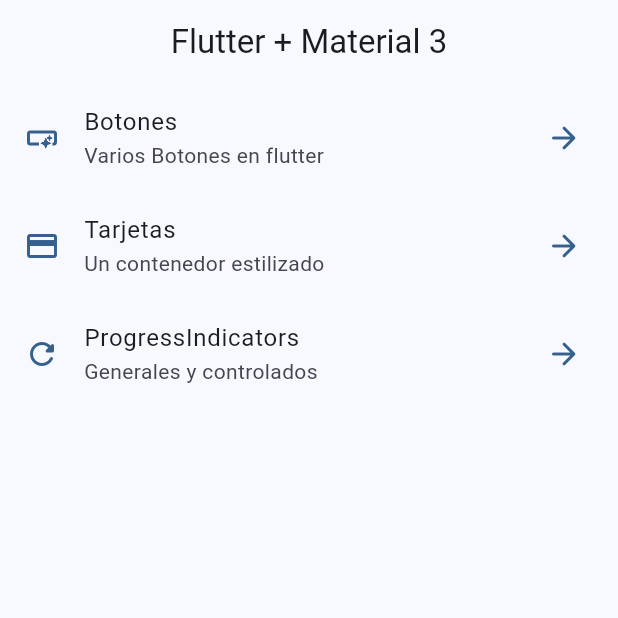
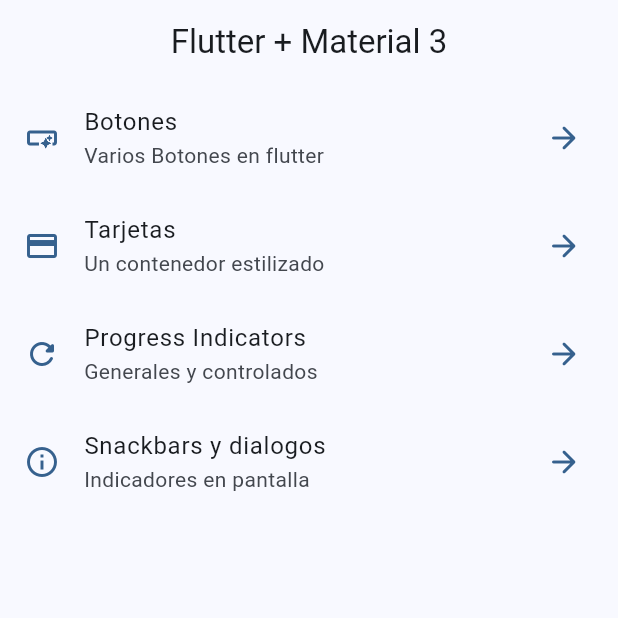
Before and after one commit to oscar1098/flutter_wigets_app, a Flutter app: the screen it shows after launch, on a phone screen of 412 x 824 dp, the top half of it. Run offline on Flutter 3.47's test engine with Material 2 defaults, Android fonts, the phone set to English and light mode, and no system bars; our stand-ins replace go_router.

Commit message:
sanckbars dialogs terminado

```diff
--- a/lib/config/menu/menu_item.dart
+++ b/lib/config/menu/menu_item.dart
@@ -29,9 +29,15 @@ const appMenuItems = <MenuItem> [
     icon: Icons.credit_card
   ),
   MenuItem(
-    title: 'ProgressIndicators',
+    title: 'Progress Indicators',
     subtitle: 'Generales y controlados',
     link: '/progress',
     icon: Icons.refresh_rounded
   ),
+  MenuItem(
+    title: 'Snackbars y dialogos',
+    subtitle: 'Indicadores en pantalla',
+    link: '/sanckbars',
+    icon: Icons.info_outline
+  ),
 ];
--- a/lib/config/router/app_router.dart
+++ b/lib/config/router/app_router.dart
@@ -27,5 +27,10 @@ final appRouter = GoRouter(
       name: ProgressScreen.name,
       builder: (context, state) => const ProgressScreen(),
     ),
+    GoRoute(
+      path: '/sanckbars',
+      name: SnackbarScreen.name,
+      builder: (context, state) => const SnackbarScreen(),
+    ),
   ],
 );
--- a/lib/main.dart
+++ b/lib/main.dart
@@ -12,6 +12,7 @@ class MainApp extends StatelessWidget {
   @override
   Widget build(BuildContext context) {
     return  MaterialApp.router(
+      title: 'Flutter Widgets',
       routerConfig: appRouter,
       theme: AppTheme(selectedColor: 0).getTheme() ,
       debugShowCheckedModeBanner: false,
```
Also changed, not shown: lib/presentation/screens/snackbar/snackbar_screen.dart (+67 -1 lines).
